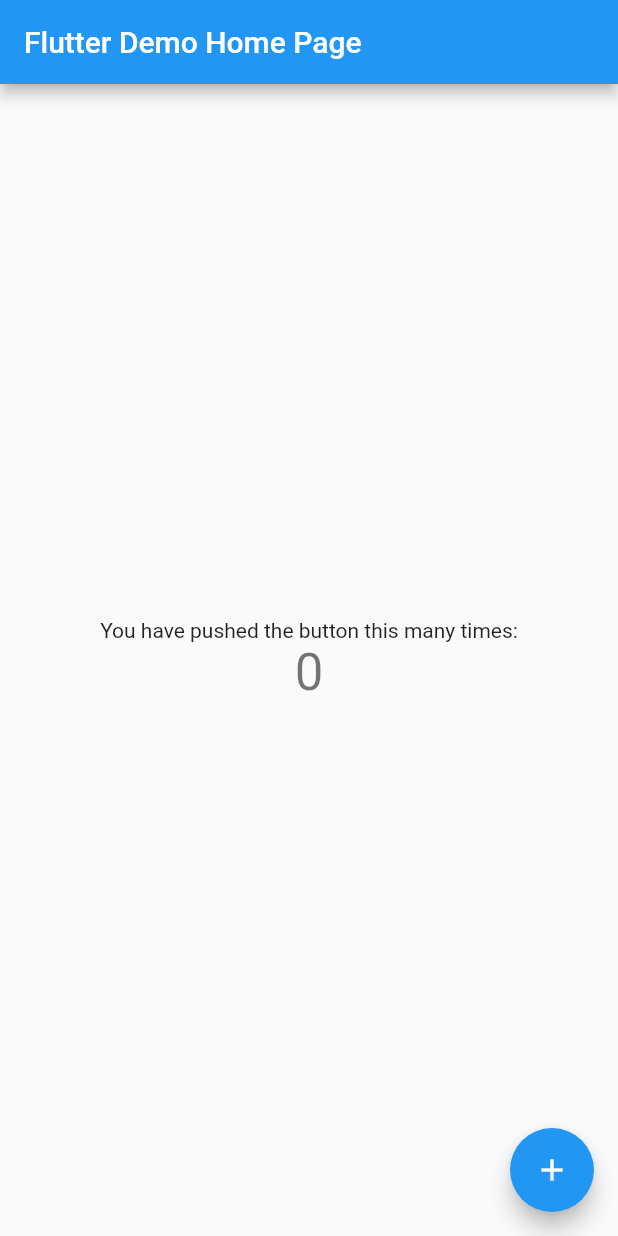
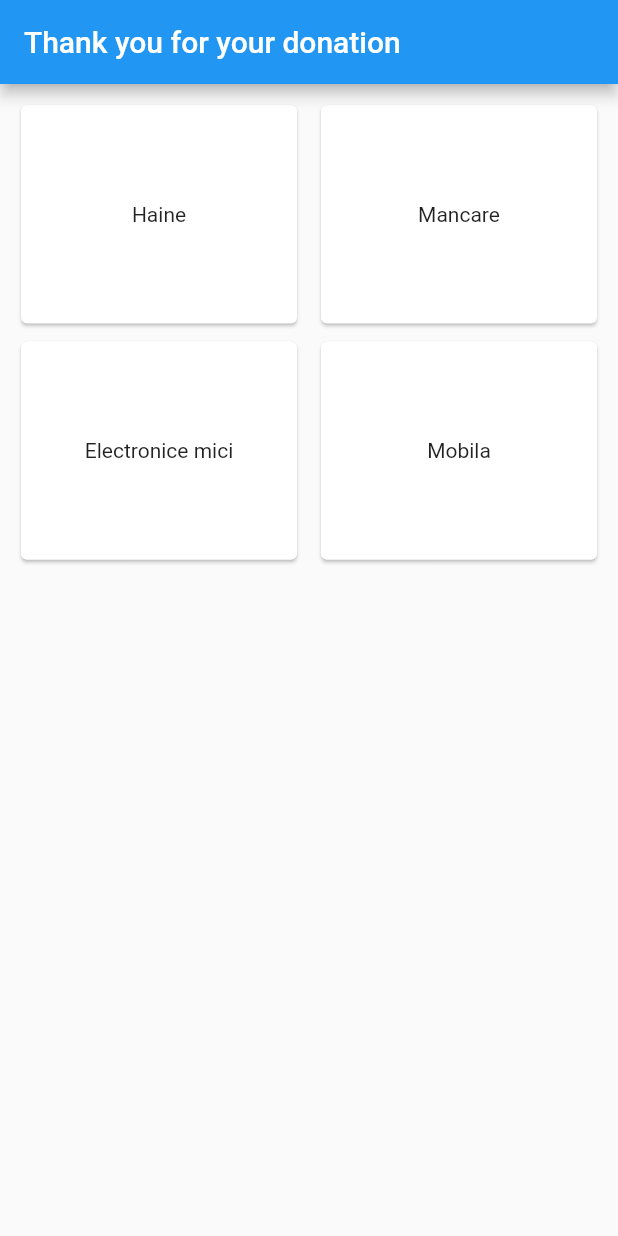
Before and after one commit to mateisilviu/ngo-platform, a Flutter app: the screen it shows after launch, on a phone screen of 412 x 824 dp. Run offline on Flutter 3.47's test engine with Material 2 defaults, Android fonts, the light colour scheme and no system bars; our stand-ins replace firebase_core; accounts and stored records are empty.

Commit message:
adding basic client screen donation page grid

```diff
--- /dev/null
+++ b/ngoclient/lib/core/models/category_model.dart
@@ -0,0 +1,6 @@
+class CategoryModel {
+  CategoryModel({required this.name, required this.icon});
+
+  final String name;
+  final String icon;
+}
--- /dev/null
+++ b/ngoclient/lib/core/util/app-constants.dart
@@ -0,0 +1,3 @@
+class AppConstants {
+  static const double PADDING = 80.0;
+}
--- a/ngoclient/lib/main.dart
+++ b/ngoclient/lib/main.dart
@@ -1,6 +1,7 @@
 import 'package:flutter/material.dart';
 import 'package:firebase_core/firebase_core.dart';
 import 'firebase_options.dart';
+import 'ui/parts/categories_grid.dart';
 
 void main() async {
   WidgetsFlutterBinding.ensureInitialized();
@@ -19,33 +20,15 @@
     return MaterialApp(
       title: 'Flutter Demo',
       theme: ThemeData(
-        // This is the theme of your application.
-        //
-        // Try running your application with "flutter run". You'll see the
-        // application has a blue toolbar. Then, without quitting the app, try
-        // changing the primarySwatch below to Colors.green and then invoke
-        // "hot reload" (press "r" in the console where you ran "flutter run",
-        // or simply save your changes to "hot reload" in a Flutter IDE).
-        // Notice that the counter didn't reset back to zero; the application
-        // is not restarted.
         primarySwatch: Colors.blue,
       ),
-      home: const MyHomePage(title: 'Flutter Demo Home Page'),
+      home: const MyHomePage(title: 'Thank you for your donation'),
     );
   }
 }
 
 class MyHomePage extends StatefulWidget {
   const MyHomePage({super.key, required this.title});
-
-  // This widget is the home page of your application. It is stateful, meaning
-  // that it has a State object (defined below) that contains fields that affect
-  // how it looks.
-
-  // This class is the configuration for the state. It holds the values (in this
-  // case the title) provided by the parent (in this case the App widget) and
-  // used by the build method of the State. Fields in a Widget subclass are
-  // always marked "final".
 
   final String title;
 
@@ -54,68 +37,15 @@
 }
 
 class _MyHomePageState extends State<MyHomePage> {
-  int _counter = 0;
-
-  void _incrementCounter() {
-    setState(() {
-      // This call to setState tells the Flutter framework that something has
-      // changed in this State, which causes it to rerun the build method below
-      // so that the display can reflect the updated values. If we changed
-      // _counter without calling setState(), then the build method would not be
-      // called again, and so nothing would appear to happen.
-      _counter++;
-    });
-  }
-
   @override
   Widget build(BuildContext context) {
-    // This method is rerun every time setState is called, for instance as done
-    // by the _incrementCounter method above.
-    //
-    // The Flutter framework has been optimized to make rerunning build methods
-    // fast, so that you can just rebuild anything that needs updating rather
-    // than having to individually change instances of widgets.
     return Scaffold(
       appBar: AppBar(
         // Here we take the value from the MyHomePage object that was created by
         // the App.build method, and use it to set our appbar title.
         title: Text(widget.title),
       ),
-      body: Center(
-        // Center is a layout widget. It takes a single child and positions it
-        // in the middle of the parent.
-        child: Column(
-          // Column is also a layout widget. It takes a list of children and
-          // arranges them vertically. By default, it sizes itself to fit its
-          // children horizontally, and tries to be as tall as its parent.
-          //
-          // Invoke "debug painting" (press "p" in the console, choose the
-          // "Toggle Debug Paint" action from the Flutter Inspector in Android
-          // Studio, or the "Toggle Debug Paint" command in Visual Studio Code)
-          // to see the wireframe for each widget.
-          //
-          // Column has various properties to control how it sizes itself and
-          // how it positions its children. Here we use mainAxisAlignment to
-          // center the children vertically; the main axis here is the vertical
-          // axis because Columns are vertical (the cross axis would be
-          // horizontal).
-          mainAxisAlignment: MainAxisAlignment.center,
-          children: <Widget>[
-            const Text(
-              'You have pushed the button this many times:',
-            ),
-            Text(
-              '$_counter',
-              style: Theme.of(context).textTheme.headlineMedium,
-            ),
-          ],
-        ),
-      ),
-      floatingActionButton: FloatingActionButton(
-        onPressed: _incrementCounter,
-        tooltip: 'Increment',
-        child: const Icon(Icons.add),
-      ), // This trailing comma makes auto-formatting nicer for build methods.
+      body: CategoriesGrid(),
     );
   }
 }
--- /dev/null
+++ b/ngoclient/lib/ui/parts/categories_grid.dart
@@ -0,0 +1,35 @@
+import 'package:flutter/material.dart';
+import 'package:ngoclient/core/models/category_model.dart';
+
+import '../../core/util/app-constants.dart';
+import '../../core/util/responsive.dart';
+import 'category_item.dart';
+
+class CategoriesGrid extends StatelessWidget {
+  List<CategoryModel> categories = [
+    CategoryModel(name: "Haine", icon: "icon"),
+    CategoryModel(name: "Mancare", icon: "icon"),
+    CategoryModel(name: "Electronice mici", icon: "icon"),
+    CategoryModel(name: "Mobila", icon: "icon"),
+  ];
+
+  @override
+  Widget build(BuildContext context) {
+    var responsivePadding = ResponsiveWidget.isSmallScreen(context)
+        ? AppConstants.PADDING / 5
+        : ResponsiveWidget.isMediumScreen(context)
+            ? AppConstants.PADDING / 2
+            : AppConstants.PADDING;
+    return GridView.builder(
+      padding: EdgeInsets.all(10),
+      itemCount: categories.length,
+      itemBuilder: (ctx, i) => CategoryItem(categories[i] as CategoryModel),
+      gridDelegate: SliverGridDelegateWithFixedCrossAxisCount(
+        crossAxisCount: ResponsiveWidget.calculateCrossAxisCount(context),
+        childAspectRatio: ResponsiveWidget.isMediumScreen(context) ? 1 : 5 / 4,
+        crossAxisSpacing: responsivePadding / 2,
+        mainAxisSpacing: responsivePadding / 4,
+      ),
+    );
+  }
+}
--- /dev/null
+++ b/ngoclient/lib/ui/parts/category_item.dart
@@ -0,0 +1,20 @@
+import 'package:flutter/material.dart';
+import 'package:flutter/src/widgets/framework.dart';
+import 'package:flutter/src/widgets/placeholder.dart';
+
+import '../../core/models/category_model.dart';
+
+class CategoryItem extends StatelessWidget {
+  final CategoryModel item;
+  const CategoryItem(this.item);
+
+  @override
+  Widget build(BuildContext context) {
+    return Card(
+        child: SizedBox(
+      width: 100,
+      height: 100,
+      child: Center(child: Text(item.name)),
+    ));
+  }
+}
```
Also changed, not shown: ngoclient/lib/core/util/responsive.dart (added, +59 -0 lines), ngoclient/lib/ui/homepage.dart (added, +11 -0 lines).
